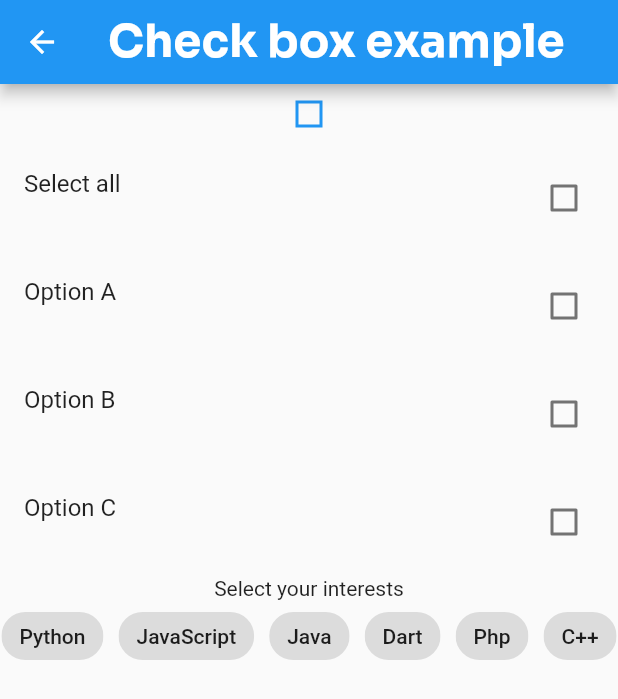
After one commit to Bharath-OS/Flutter_Forms, a Flutter app: the screen it shows after launch, after a tap on "Go to Checkbox Example Page", on a phone screen of 412 x 824 dp. The commit adds this screen. Shown: the top 699 px of the screen. Run offline on Flutter 3.47's test engine with Material 3 defaults, Android fonts, the phone set to English and light mode, and no system bars.

```diff
--- /dev/null
+++ b/lib/checkbox.dart
@@ -0,0 +1,145 @@
+import 'package:flutter/material.dart';
+
+class CheckBoxExamplePage extends StatefulWidget {
+  const CheckBoxExamplePage({super.key});
+
+  @override
+  State<CheckBoxExamplePage> createState() => _CheckBoxExamplePageState();
+}
+
+class _CheckBoxExamplePageState extends State<CheckBoxExamplePage> {
+  bool isChecked = false;
+  bool? masterBox = false;
+  bool optionA = false;
+  bool optionB = false;
+  bool optionC = false;
+
+  List<bool> selected = List.generate(6, (_) => false);
+  List<String> interests = [
+    'Python',
+    'JavaScript',
+    'Java',
+    'Dart',
+    'Php',
+    'C++',
+  ];
+  List<String> selectedOptions = [];
+
+  @override
+  Widget build(BuildContext context) {
+    return Scaffold(
+      appBar: AppBar(title: Text("Check box example")),
+      body: SafeArea(
+        child: Center(
+          child: Column(
+            children: [
+              Checkbox(
+                activeColor: Colors.green,
+                // shape:BeveledRectangleBorder(borderRadius: BorderRadiusGeometry.circular(3)),
+                shape: RoundedRectangleBorder(),
+                side: BorderSide(color: Colors.blue, width: 2),
+                materialTapTargetSize: MaterialTapTargetSize.shrinkWrap,
+                value: isChecked,
+                onChanged: (newValue) => setState(() => isChecked = newValue!),
+              ),
+              SizedBox(
+                child: Column(
+                  children: [
+                    CheckboxListTile(
+                      tristate: true,
+                      hoverColor: Colors.green,
+                      value: masterBox,
+                      onChanged: (newValue) {
+                        setState(() {
+                          masterBox = newValue ?? false;
+                          optionA = newValue ?? false;
+                          optionB = newValue ?? false;
+                          optionC = newValue ?? false;
+                        });
+                      },
+                      title: Text("Select all"),
+                      subtitle: Text(masterBox ?? false ? "All selected" : ""),
+                    ),
+                    CheckboxListTile(
+                      hoverColor: Colors.green,
+                      value: optionA,
+                      onChanged: (newValue) {
+                        setState(() {
+                          optionA = newValue!;
+                          updateMaster();
+                        });
+                      },
+                      title: Text("Option A"),
+                      subtitle: Text(optionA ? "Option A selected" : ""),
+                    ),
+                    CheckboxListTile(
+                      hoverColor: Colors.green,
+                      value: optionB,
+                      onChanged: (newValue) {
+                        setState(() {
+                          optionB = newValue!;
+                          updateMaster();
+                        });
+                      },
+                      title: Text("Option B"),
+                      subtitle: Text(optionB ? "Option B selected" : ""),
+                    ),
+                    CheckboxListTile(
+                      hoverColor: Colors.green,
+                      value: optionC,
+                      onChanged: (newValue) {
+                        setState(() {
+                          optionC = newValue!;
+                          updateMaster();
+                        });
+                      },
+                      title: Text("Option C"),
+                      subtitle: Text(optionC ? "Option C selected" : ""),
+                    ),
+                  ],
+                ),
+              ),
+              //Select interest fields
+              Text("Select your interests"),
+              SizedBox(
+                child: Wrap(
+                  runSpacing: 10,
+                  spacing: 10,
+                  children: List.generate(6, (index) {
+                    return FilterChip(
+                      label: Text(interests[index]),
+                      selected: selected[index],
+                      onSelected: (bool value) {
+                        setState(() {
+                          selected[index] = value;
+                          if(value){
+                            selectedOptions.add(interests[index]);
+                          }
+                          else{
+                            selectedOptions.remove(interests[index]);
+                          }
+                        });
+                      },
+                      selectedColor: Colors.green[100],
+                    );
+                  }),
+                ),
+              ),
+              Text(selectedOptions.isNotEmpty? "Your choices :${selectedOptions.join(', ')}":""),
+            ],
+          ),
+        ),
+      ),
+    );
+  }
+
+  void updateMaster() {
+    if (optionA && optionB && optionC) {
+      masterBox = true;
+    } else if (!optionA && !optionB && !optionC) {
+      masterBox = false;
+    } else {
+      masterBox = null;
+    }
+  }
+}
--- a/lib/main.dart
+++ b/lib/main.dart
@@ -1,6 +1,8 @@
 // ignore_for_file: must_be_immutable
 
 import 'package:flutter/material.dart';
+import 'package:week_10_flutter/checkbox.dart';
+import 'package:week_10_flutter/datepicker.dart';
 import 'package:week_10_flutter/sliders.dart';
 import 'package:week_10_flutter/switch.dart';
 import 'package:week_10_flutter/textfiled.dart';
@@ -150,6 +152,20 @@ class HomePage extends StatelessWidget {
                 ),
                 child: Text("Go to Switch Example Page"),
               ),
+              ElevatedButton(
+                onPressed: () => Navigator.push(
+                  context,
+                  MaterialPageRoute(builder: (ctx) => CheckBoxExamplePage()),
+                ),
+                child: Text("Go to Checkbox Example Page"),
+              ),
+              ElevatedButton(
+                onPressed: () => Navigator.push(
+                  context,
+                  MaterialPageRoute(builder: (ctx) => DatePickerPage()),
+                ),
+                child: Text("Go to DatePicker Example Page"),
+              ),
             ],
           ),
         ),
--- a/lib/switch.dart
+++ b/lib/switch.dart
@@ -75,7 +75,6 @@ class _SwitchScreenState extends State<SwitchScreen> {
                 ),
                 subtitle: Text(switchC ? "On" : "Off"),
               ),
-
             ],
           ),
         ),
--- a/pubspec.yaml
+++ b/pubspec.yaml
@@ -9,14 +9,15 @@ environment:
   sdk: ^3.8.1
 
 dependencies:
+  cupertino_icons: ^1.0.8
   flutter:
     sdk: flutter
-  cupertino_icons: ^1.0.8
+  intl: ^0.20.2
 
 dev_dependencies:
+  flutter_lints: ^5.0.0
   flutter_test:
     sdk: flutter
-  flutter_lints: ^5.0.0
 
 flutter:
   uses-material-design: true
```
Also changed, not shown: lib/datepicker.dart (added, +87 -0 lines), pubspec.lock.
